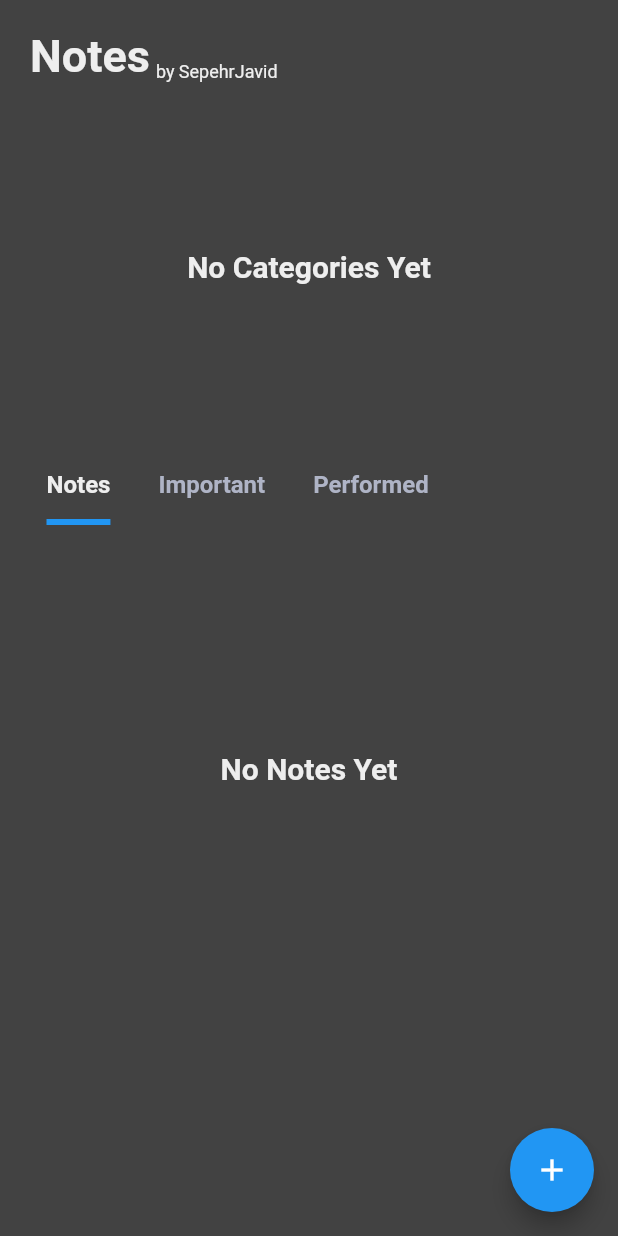
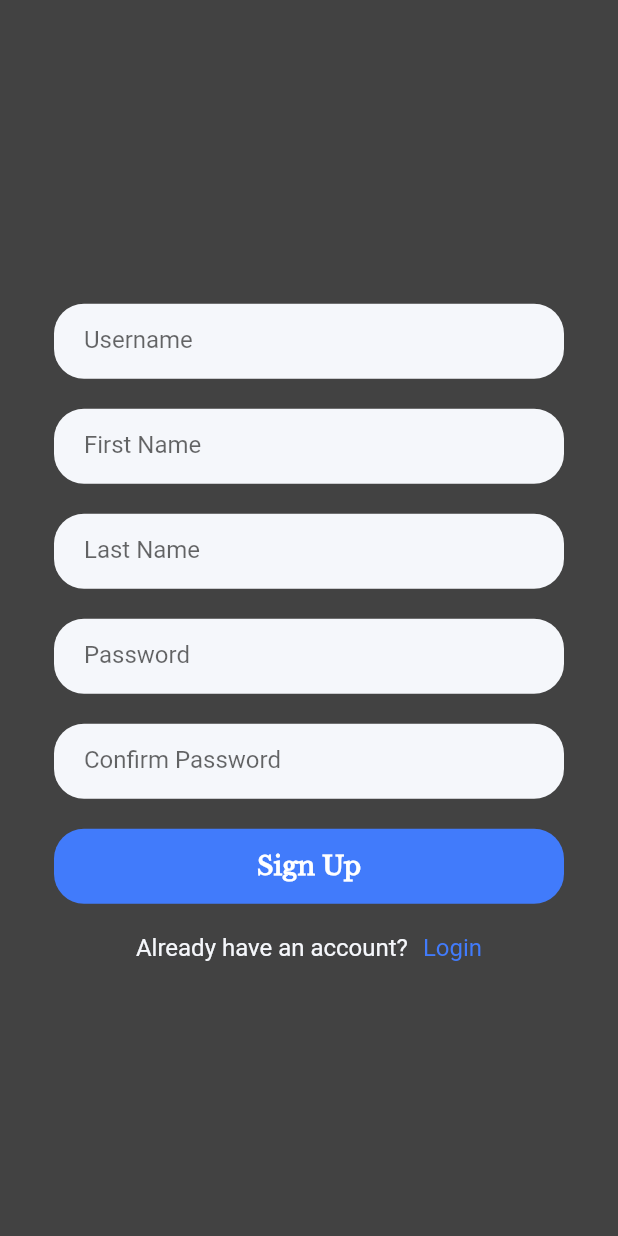
Before and after one commit to sepehrjavid/Notes, a Flutter app: the screen it shows after launch, on a phone screen of 412 x 824 dp. Run offline on Flutter 3.47's test engine with Material 2 defaults, Android fonts, the phone set to English and light mode, and no system bars; our stand-ins replace flutter_slidable; network calls fail.

Commit message:
alter the add note and add category ux, add login and sign up UI

```diff
--- a/lib/home/Home.dart
+++ b/lib/home/Home.dart
@@ -1,11 +1,13 @@
 import 'dart:convert';
 
+import 'package:flutter/gestures.dart';
 import 'package:flutter/material.dart';
 import 'package:notes/home/CategoryCard.dart';
 import 'package:notes/home/NoteCard.dart';
 import 'package:notes/services/Category.dart';
 import 'package:notes/services/Note.dart';
-import 'dart:math' as math;
+import 'AddCategoryCard.dart';
+import 'AddNoteCard.dart';
 import 'Heading.dart';
 import 'package:notes/globals.dart' as globals;
 import 'package:http/http.dart' as http;
@@ -21,7 +23,6 @@ class _HomeState extends State<Home> with TickerProviderStateMixin {
   int _selectedTabIndex = 0;
   TabController _tabController;
   AnimationController _animationController;
-  List _floatingButtonIcons = [Icons.note_add, Icons.category];
 
   static const int PERFORMED = 2;
   static const int NOTES = 0;
@@ -34,9 +35,10 @@ class _HomeState extends State<Home> with TickerProviderStateMixin {
       "Authorization": globals.token
     });
     List categoryList = jsonDecode(categoriesJson.body);
-    Map firstCategoryJson = categoryList[0];
+    if (categoryList.length != 0) {
+      Map lastCategoryJson = categoryList.last;
       var notesJson = await http.get(
-        "${globals.SERVER_ADDRESS}/note/noteListCreate/${firstCategoryJson["id"]}",
+          "${globals.SERVER_ADDRESS}/note/noteListCreate/${lastCategoryJson["id"]}",
           headers: {
             "Content-type": "application/json",
             "Authorization": globals.token
@@ -48,7 +50,9 @@ class _HomeState extends State<Home> with TickerProviderStateMixin {
               Category(element["id"], element["name"], element["count"]);
           _categories[category] = [];
         });
-      Category firstCategory = _categories.keys.toList()[0];
+        Category lastCategory = _categories.keys.toList().last;
+        _selectedCategoryIndex =
+            _categories.keys.toList().indexOf(lastCategory);
         categoryNoteList.forEach((element) {
           Note note = Note(
               element["id"],
@@ -57,24 +61,37 @@ class _HomeState extends State<Home> with TickerProviderStateMixin {
               DateTime.parse(element["date"]),
               element["isImportant"],
               element["isPerformed"]);
-        _categories[firstCategory].add(note);
+          _categories[lastCategory].add(note);
         });
       });
     }
+  }
 
   List _getNoteBySelectedTab() {
+    if (_categories.length == 0) {
+      return [];
+    }
     if (_selectedTabIndex == PERFORMED) {
       return _categories.values
           .toList()[_selectedCategoryIndex]
           .where((element) => element.isPerformed)
-          .toList();
+          .toList()
+            ..sort((a, b) {
+              return -a.date.compareTo(b.date);
+            });
     } else if (_selectedTabIndex == IMPORTANT) {
       return _categories.values
           .toList()[_selectedCategoryIndex]
           .where((element) => element.isImportant)
-          .toList();
+          .toList()
+            ..sort((a, b) {
+              return -a.date.compareTo(b.date);
+            });
     } else if (_selectedTabIndex == NOTES) {
-      return _categories.values.toList()[_selectedCategoryIndex];
+      return _categories.values.toList()[_selectedCategoryIndex]
+        ..sort((a, b) {
+          return -a.date.compareTo(b.date);
+        });
     }
     return [];
   }
@@ -95,7 +112,14 @@ class _HomeState extends State<Home> with TickerProviderStateMixin {
       key: Key(title),
       direction: DismissDirection.up,
       onDismissed: (direction) {
-        _categories.keys.toList()[index].delete();
+        if (index == _selectedCategoryIndex) {
+          Category category = _categories.keys.toList()[index];
+          setState(() {
+            _categories.remove(category);
+            _selectedCategoryIndex = _categories.keys.toList().length - 1;
+          });
+          category.delete();
+        }
       },
       child: GestureDetector(
         onTap: () async {
@@ -132,7 +156,7 @@ class _HomeState extends State<Home> with TickerProviderStateMixin {
     );
   }
 
-  Widget _categoryItemBuilder(BuildContext context, int index) {
+  Widget _categoryItemBuilder(int index) {
     return _buildCategoryCard(index, _categories.keys.toList()[index].name,
         _categories.keys.toList()[index].count);
   }
@@ -179,7 +203,7 @@ class _HomeState extends State<Home> with TickerProviderStateMixin {
     setState(() {});
   }
 
-  void _addNote(Category category, BuildContext context) {
+  void _addNote(Category category) {
     Note note = Note(
       null,
       "",
@@ -198,7 +222,6 @@ class _HomeState extends State<Home> with TickerProviderStateMixin {
 
   Future<void> _showAddCategoryDialog() {
     TextEditingController textController = TextEditingController();
-
     return showDialog(
         context: context,
         builder: (context) {
@@ -240,69 +263,18 @@ class _HomeState extends State<Home> with TickerProviderStateMixin {
         });
   }
 
-  Widget _generateFloatingButtonIconList(int index) {
-    Widget child = Container(
-      height: 70.0,
-      width: 56.0,
-      alignment: FractionalOffset.topCenter,
-      child: ScaleTransition(
-        scale: CurvedAnimation(
-          parent: _animationController,
-          curve: Interval(0.0, 1.0 - index / _floatingButtonIcons.length / 2.0,
-              curve: Curves.easeOut),
-        ),
-        child: FloatingActionButton(
-          heroTag: null,
-          backgroundColor: Colors.teal[400],
-          mini: true,
-          child: Icon(_floatingButtonIcons[index], color: Colors.white),
-          onPressed: () {
-            if (index == 0) {
-              _addNote(
-                  _categories.keys.toList()[_selectedCategoryIndex], context);
-            } else if (index == 1) {
-              _showAddCategoryDialog();
-            }
-            _animationController.reverse();
-          },
-        ),
-      ),
+  Widget _noteGenerator(int index) {
+    return NoteCard(
+      _getNoteBySelectedTab()[index],
+      _deleteNote,
+      _toggleImportant,
+      _togglePerformed,
     );
-    return child;
   }
 
   @override
   Widget build(BuildContext context) {
     return Scaffold(
-      floatingActionButton: Column(
-        mainAxisSize: MainAxisSize.min,
-        children: List.generate(
-                _floatingButtonIcons.length, _generateFloatingButtonIconList)
-            .toList()
-              ..add(FloatingActionButton(
-                heroTag: null,
-                child: AnimatedBuilder(
-                  animation: _animationController,
-                  builder: (BuildContext context, Widget child) {
-                    return Transform(
-                      transform: Matrix4.rotationZ(
-                          _animationController.value * 0.5 * math.pi),
-                      alignment: FractionalOffset.center,
-                      child: Icon(_animationController.isDismissed
-                          ? Icons.add
-                          : Icons.close),
-                    );
-                  },
-                ),
-                onPressed: () {
-                  if (_animationController.isDismissed) {
-                    _animationController.forward();
-                  } else {
-                    _animationController.reverse();
-                  }
-                },
-              )),
-      ),
       backgroundColor: Colors.grey[800],
       body: ListView(
         children: <Widget>[
@@ -310,21 +282,12 @@ class _HomeState extends State<Home> with TickerProviderStateMixin {
           Heading(),
           Container(
             height: 245,
-            child: _categories.isNotEmpty
-                ? ListView.builder(
+            child: ListView(
               scrollDirection: Axis.horizontal,
-                    itemCount: _categories.length,
-                    itemBuilder: _categoryItemBuilder,
-                  )
-                : Center(
-                    child: Text(
-                      "No Categories Yet",
-                      style: TextStyle(
-                        color: Colors.grey[200],
-                        fontSize: 20,
-                        fontWeight: FontWeight.bold,
-                      ),
-                    ),
+              children: List.generate(_categories.length, _categoryItemBuilder)
+                  .reversed
+                  .toList()
+                    ..insert(0, AddCategoryCard(_showAddCategoryDialog)),
             ),
           ),
           Padding(
@@ -375,26 +338,18 @@ class _HomeState extends State<Home> with TickerProviderStateMixin {
           SizedBox(height: 20),
           Container(
             height: 285,
-            child: _categories.isNotEmpty
-                ? ListView.builder(
+            child: ListView(
               scrollDirection: Axis.vertical,
-                    itemCount: _getNoteBySelectedTab().length,
-                    itemBuilder: (context, index) => NoteCard(
-                      _getNoteBySelectedTab()[index],
-                      _deleteNote,
-                      _toggleImportant,
-                      _togglePerformed,
-                    ),
-                  )
-                : Center(
-                    child: Text(
-                      "No Notes Yet",
-                      style: TextStyle(
-                        color: Colors.grey[200],
-                        fontSize: 20,
-                        fontWeight: FontWeight.bold,
-                      ),
-                    ),
+              children:
+                  List.generate(_getNoteBySelectedTab().length, _noteGenerator)
+                      .toList()
+                        ..insert(
+                            0,
+                            AddNoteCard(
+                              _addNote,
+                              _selectedCategoryIndex,
+                              _categories,
+                            )),
             ),
           ),
         ],
--- a/lib/main.dart
+++ b/lib/main.dart
@@ -1,4 +1,6 @@
 import 'package:flutter/material.dart';
+import 'package:notes/login/Login.dart';
+import 'package:notes/signup/SignUp.dart';
 import 'home/Home.dart';
 import 'note_detail/NoteDetail.dart';
 
@@ -8,9 +10,11 @@ class Notes extends StatelessWidget {
   @override
   Widget build(BuildContext context) {
     return MaterialApp(
-      initialRoute: "/",
+      initialRoute: "/signup",
       routes: {
         "/": (context) => Home(),
+        "/login": (context) => Login(),
+        "/signup": (context) => SignUp(),
         "/noteDetail": (context) => NoteDetail(),
       },
     );
--- /dev/null
+++ b/lib/signup/SignUp.dart
@@ -0,0 +1,57 @@
+import 'package:flutter/material.dart';
+import 'package:notes/signup/SignUpButton.dart';
+import 'package:notes/signup/SignUpTextField.dart';
+
+class SignUp extends StatelessWidget {
+  @override
+  Widget build(BuildContext context) {
+    return Scaffold(
+      backgroundColor: Colors.grey[800],
+      body: Center(
+        child: Column(
+          mainAxisAlignment: MainAxisAlignment.center,
+          children: <Widget>[
+            SizedBox(height: 20),
+            SignUpTextField("Username"),
+            SizedBox(height: 20),
+            SignUpTextField("First Name"),
+            SizedBox(height: 20),
+            SignUpTextField("Last Name"),
+            SizedBox(height: 20),
+            SignUpTextField("Password"),
+            SizedBox(height: 20),
+            SignUpTextField("Confirm Password"),
+            SizedBox(height: 20),
+            SignUpButton(),
+            SizedBox(height: 20),
+            Row(
+              mainAxisAlignment: MainAxisAlignment.center,
+              children: <Widget>[
+                Text(
+                  "Already have an account?",
+                  style: TextStyle(
+                    color: Color(0xFFF5F7FB),
+                    fontSize: 16,
+                  ),
+                ),
+                SizedBox(width: 10),
+                GestureDetector(
+                  onTap: () {
+                    Navigator.of(context).pushReplacementNamed("/login");
+                  },
+                  child: Text(
+                    "Login",
+                    style: TextStyle(
+                      color: Color(0xFF417BFB),
+                      fontSize: 16,
+                    ),
+                  ),
+                )
+              ],
+            )
+          ],
+        ),
+      ),
+    );
+  }
+}
--- /dev/null
+++ b/lib/signup/SignUpButton.dart
@@ -0,0 +1,32 @@
+import 'package:flutter/material.dart';
+
+class SignUpButton extends StatelessWidget {
+  @override
+  Widget build(BuildContext context) {
+    return GestureDetector(
+      onTap: () {},
+      child: Container(
+        width: 340,
+        height: 50,
+        decoration: BoxDecoration(
+          color: Color(0xFF417BFB),
+          borderRadius: BorderRadius.circular(20),
+        ),
+        child: Padding(
+          padding: EdgeInsets.symmetric(horizontal: 10),
+          child: Center(
+            child: Text(
+              "Sign Up",
+              style: TextStyle(
+                color: Colors.white,
+                fontSize: 17,
+                fontWeight: FontWeight.bold,
+                fontFamily: "LibreBaskerville",
+              ),
+            ),
+          ),
+        ),
+      ),
+    );
+  }
+}
--- /dev/null
+++ b/lib/signup/SignUpTextField.dart
@@ -0,0 +1,28 @@
+import 'package:flutter/material.dart';
+
+class SignUpTextField extends StatelessWidget {
+  final String _placeHolder;
+
+  SignUpTextField(this._placeHolder);
+
+  @override
+  Widget build(BuildContext context) {
+    return Container(
+      width: 340,
+      height: 50,
+      decoration: BoxDecoration(
+        color: Color(0xFFF5F7FB),
+        borderRadius: BorderRadius.circular(20),
+      ),
+      child: Padding(
+        padding: EdgeInsets.symmetric(horizontal: 20),
+        child: TextField(
+          decoration: InputDecoration(
+              hintText: _placeHolder,
+              border: InputBorder.none,
+              focusColor: Color(0xFF417BFB)),
+        ),
+      ),
+    );
+  }
+}
```
Also changed, not shown: lib/home/AddCategoryCard.dart (added, +32 -0 lines), lib/home/AddNoteCard.dart (added, +33 -0 lines), lib/login/Login.dart (added, +62 -0 lines), lib/login/LoginButton.dart (added, +32 -0 lines), lib/login/PasswordField.dart (added, +25 -0 lines), lib/login/UsernameField.dart (added, +26 -0 lines). Lines whose indentation alone changed are shown as unchanged.
